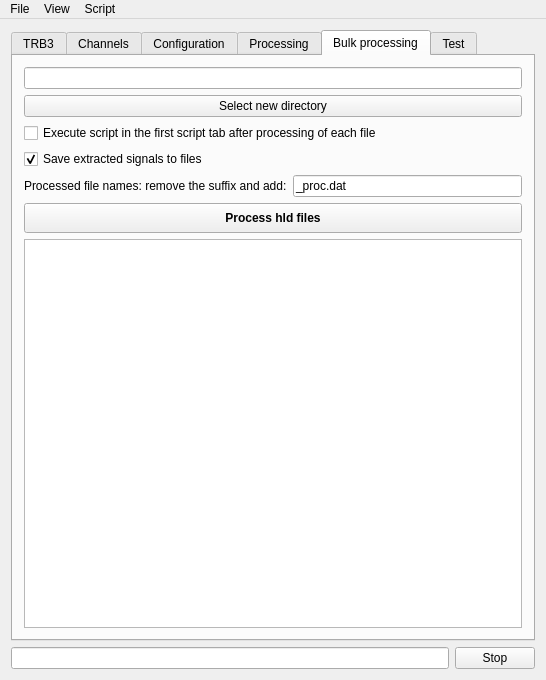
andrmor/TRB3reader, file GUI/mainwindow.ui: the form before one commit.
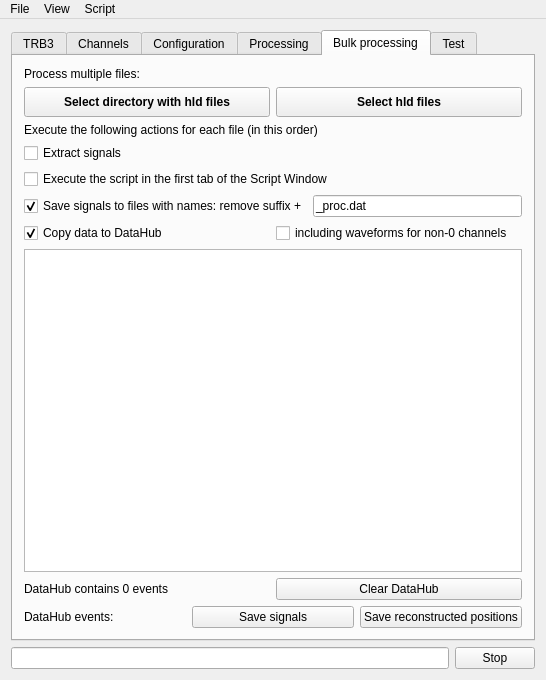
The form after the commit.

```diff
--- a/GUI/mainwindow.ui
+++ b/GUI/mainwindow.ui
@@ -2497,38 +2497,87 @@
        </attribute>
        <layout class="QVBoxLayout" name="verticalLayout_5">
         <item>
-         <widget class="QLineEdit" name="leDirForBulk"/>
+         <widget class="QLabel" name="label_34">
+          <property name="text">
+           <string>Process multiple files:</string>
+          </property>
+         </widget>
         </item>
         <item>
-         <widget class="QPushButton" name="pbSelectNewDir">
+         <layout class="QHBoxLayout" name="horizontalLayout_37">
+          <property name="topMargin">
+           <number>0</number>
+          </property>
+          <item>
+           <widget class="QPushButton" name="pbProcessAllFromDir">
+            <property name="minimumSize">
+             <size>
+              <width>0</width>
+              <height>30</height>
+             </size>
+            </property>
+            <property name="font">
+             <font>
+              <weight>75</weight>
+              <bold>true</bold>
+             </font>
+            </property>
+            <property name="text">
+             <string>Select directory with hld files</string>
+            </property>
+           </widget>
+          </item>
+          <item>
+           <widget class="QPushButton" name="pbProcessSelectedFiles">
+            <property name="minimumSize">
+             <size>
+              <width>0</width>
+              <height>30</height>
+             </size>
+            </property>
+            <property name="font">
+             <font>
+              <weight>75</weight>
+              <bold>true</bold>
+             </font>
+            </property>
+            <property name="text">
+             <string>Select hld files</string>
+            </property>
+           </widget>
+          </item>
+         </layout>
+        </item>
+        <item>
+         <widget class="QLabel" name="label_15">
           <property name="text">
-           <string>Select new directory</string>
+           <string>Execute the following actions for each file (in this order)</string>
+          </property>
+         </widget>
+        </item>
+        <item>
+         <widget class="QCheckBox" name="cbBulkExtract">
+          <property name="text">
+           <string>Extract signals</string>
           </property>
          </widget>
         </item>
         <item>
          <widget class="QCheckBox" name="cbAutoExecuteScript">
           <property name="text">
-           <string>Execute script in the first script tab after processing of each file</string>
-          </property>
-         </widget>
-        </item>
-        <item>
-         <widget class="QCheckBox" name="cbSaveSignalsToFiles">
-          <property name="text">
-           <string>Save extracted signals to files</string>
-          </property>
-          <property name="checked">
-           <bool>true</bool>
+           <string>Execute the script in the first tab of the Script Window</string>
           </property>
          </widget>
         </item>
         <item>
          <layout class="QHBoxLayout" name="horizontalLayout_20">
           <item>
-           <widget class="QLabel" name="label_13">
+           <widget class="QCheckBox" name="cbSaveSignalsToFiles">
             <property name="text">
-             <string>Processed file names: remove the suffix and add:</string>
+             <string>Save signals to files with names: remove suffix +</string>
+            </property>
+            <property name="checked">
+             <bool>true</bool>
             </property>
            </widget>
           </item>
@@ -2542,27 +2591,81 @@
          </layout>
         </item>
         <item>
-         <widget class="QPushButton" name="pbBulkProcess">
-          <property name="minimumSize">
-           <size>
-            <width>0</width>
-            <height>30</height>
-           </size>
+         <layout class="QHBoxLayout" name="horizontalLayout_34">
+          <property name="topMargin">
+           <number>0</number>
           </property>
-          <property name="font">
-           <font>
-            <weight>75</weight>
-            <bold>true</bold>
-           </font>
-          </property>
-          <property name="text">
-           <string>Process hld files</string>
-          </property>
-         </widget>
+          <item>
+           <widget class="QCheckBox" name="cbBulkCopyToDatahub">
+            <property name="text">
+             <string>Copy data to DataHub</string>
+            </property>
+            <property name="checked">
+             <bool>true</bool>
+            </property>
+           </widget>
+          </item>
+          <item>
+           <widget class="QCheckBox" name="cbBulkAlsoCopyWaveforms">
+            <property name="text">
+             <string>including waveforms for non-0 channels </string>
+            </property>
+           </widget>
+          </item>
+         </layout>
         </item>
         <item>
          <widget class="QPlainTextEdit" name="pteBulkLog"/>
         </item>
+        <item>
+         <layout class="QHBoxLayout" name="horizontalLayout_40">
+          <property name="topMargin">
+           <number>0</number>
+          </property>
+          <item>
+           <widget class="QLabel" name="labDatahubEvents">
+            <property name="text">
+             <string>DataHub contains 0 events</string>
+            </property>
+           </widget>
+          </item>
+          <item>
+           <widget class="QPushButton" name="pbClearDataHub">
+            <property name="text">
+             <string>Clear DataHub</string>
+            </property>
+           </widget>
+          </item>
+         </layout>
+        </item>
+        <item>
+         <layout class="QHBoxLayout" name="horizontalLayout_41">
+          <property name="topMargin">
+           <number>0</number>
+          </property>
+          <item>
+           <widget class="QLabel" name="label_13">
+            <property name="text">
+             <string>DataHub events:</string>
+            </property>
+           </widget>
+          </item>
+          <item>
+           <widget class="QPushButton" name="pushButton_4">
+            <property name="text">
+             <string>Save signals</string>
+            </property>
+           </widget>
+          </item>
+          <item>
+           <widget class="QPushButton" name="pushButton_5">
+            <property name="text">
+             <string>Save reconstructed positions</string>
+            </property>
+           </widget>
+          </item>
+         </layout>
+        </item>
        </layout>
       </widget>
       <widget class="QWidget" name="tab_5">
```
Left out of the diff: 40 changed lines with no effect on the pictures.
